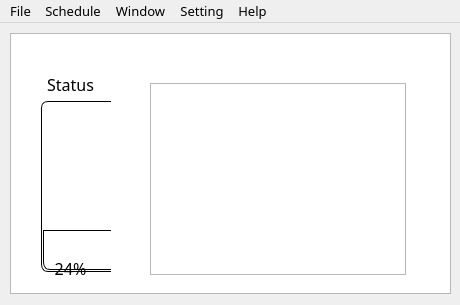
aben20807/Qt_projects, file 005_qt_pcBatteryOption_test/src/mainwindow.ui: the form before one commit.
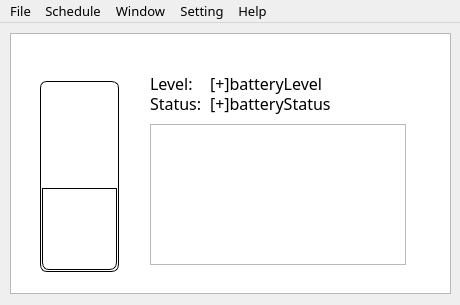
The form after the commit.

Commit message: 005 Can get battery status and redesigned func

```diff
--- a/005_qt_pcBatteryOption_test/src/mainwindow.ui
+++ b/005_qt_pcBatteryOption_test/src/mainwindow.ui
@@ -24,18 +24,53 @@
      </rect>
     </property>
    </widget>
-   <widget class="QWidget" name="layoutWidget">
+   <widget class="QTableView" name="tableView">
     <property name="geometry">
      <rect>
-      <x>30</x>
-      <y>40</y>
-      <width>81</width>
-      <height>226</height>
+      <x>150</x>
+      <y>101</y>
+      <width>256</width>
+      <height>141</height>
      </rect>
     </property>
-    <layout class="QVBoxLayout" name="verticalLayout">
-     <item>
+   </widget>
+   <widget class="QLabel" name="label_status">
+    <property name="geometry">
+     <rect>
+      <x>150</x>
+      <y>70</y>
+      <width>51</width>
+      <height>21</height>
+     </rect>
+    </property>
+    <property name="minimumSize">
+     <size>
+      <width>51</width>
+      <height>21</height>
+     </size>
+    </property>
+    <property name="font">
+     <font>
+      <family>微軟正黑體</family>
+      <pointsize>12</pointsize>
+     </font>
+    </property>
+    <property name="text">
+     <string>Status:</string>
+    </property>
+    <property name="alignment">
+     <set>Qt::AlignLeading|Qt::AlignLeft|Qt::AlignVCenter</set>
+    </property>
+   </widget>
       <widget class="QLabel" name="label_batteryStatus">
+    <property name="geometry">
+     <rect>
+      <x>210</x>
+      <y>70</y>
+      <width>131</width>
+      <height>21</height>
+     </rect>
+    </property>
        <property name="minimumSize">
         <size>
          <width>51</width>
@@ -49,15 +84,108 @@
         </font>
        </property>
        <property name="text">
-        <string>Status</string>
+     <string>[+]batteryStatus</string>
+    </property>
+    <property name="alignment">
+     <set>Qt::AlignLeading|Qt::AlignLeft|Qt::AlignVCenter</set>
+    </property>
+   </widget>
+   <widget class="QLabel" name="label_batteryLevel_2">
+    <property name="geometry">
+     <rect>
+      <x>40</x>
+      <y>140</y>
+      <width>79</width>
+      <height>21</height>
+     </rect>
+    </property>
+    <property name="minimumSize">
+     <size>
+      <width>51</width>
+      <height>20</height>
+     </size>
+    </property>
+    <property name="font">
+     <font>
+      <family>微軟正黑體</family>
+      <pointsize>14</pointsize>
+     </font>
+    </property>
+    <property name="styleSheet">
+     <string notr="true"/>
+    </property>
+    <property name="text">
+     <string>%</string>
        </property>
        <property name="alignment">
         <set>Qt::AlignCenter</set>
        </property>
       </widget>
-     </item>
-     <item>
+   <widget class="QLabel" name="label_level">
+    <property name="geometry">
+     <rect>
+      <x>150</x>
+      <y>50</y>
+      <width>51</width>
+      <height>21</height>
+     </rect>
+    </property>
+    <property name="minimumSize">
+     <size>
+      <width>51</width>
+      <height>21</height>
+     </size>
+    </property>
+    <property name="font">
+     <font>
+      <family>微軟正黑體</family>
+      <pointsize>12</pointsize>
+     </font>
+    </property>
+    <property name="text">
+     <string>Level:</string>
+    </property>
+    <property name="alignment">
+     <set>Qt::AlignLeading|Qt::AlignLeft|Qt::AlignVCenter</set>
+    </property>
+   </widget>
+   <widget class="QLabel" name="label_batteryLevel">
+    <property name="geometry">
+     <rect>
+      <x>210</x>
+      <y>50</y>
+      <width>121</width>
+      <height>21</height>
+     </rect>
+    </property>
+    <property name="minimumSize">
+     <size>
+      <width>51</width>
+      <height>20</height>
+     </size>
+    </property>
+    <property name="font">
+     <font>
+      <family>微軟正黑體</family>
+      <pointsize>12</pointsize>
+     </font>
+    </property>
+    <property name="text">
+     <string>[+]batteryLevel</string>
+    </property>
+    <property name="alignment">
+     <set>Qt::AlignLeading|Qt::AlignLeft|Qt::AlignVCenter</set>
+    </property>
+   </widget>
       <widget class="QProgressBar" name="progressBar">
+    <property name="geometry">
+     <rect>
+      <x>40</x>
+      <y>58</y>
+      <width>79</width>
+      <height>191</height>
+     </rect>
+    </property>
        <property name="minimumSize">
         <size>
          <width>79</width>
@@ -102,7 +230,7 @@
 </string>
        </property>
        <property name="value">
-        <number>24</number>
+     <number>44</number>
        </property>
        <property name="alignment">
         <set>Qt::AlignCenter</set>
@@ -118,41 +246,6 @@
        </property>
        <property name="textDirection">
         <enum>QProgressBar::TopToBottom</enum>
-       </property>
-      </widget>
-     </item>
-     <item>
-      <widget class="QLabel" name="label_persent_status">
-       <property name="minimumSize">
-        <size>
-         <width>51</width>
-         <height>20</height>
-        </size>
-       </property>
-       <property name="font">
-        <font>
-         <family>微軟正黑體</family>
-         <pointsize>12</pointsize>
-        </font>
-       </property>
-       <property name="text">
-        <string>24%</string>
-       </property>
-       <property name="alignment">
-        <set>Qt::AlignCenter</set>
-       </property>
-      </widget>
-     </item>
-    </layout>
-   </widget>
-   <widget class="QTableView" name="tableView">
-    <property name="geometry">
-     <rect>
-      <x>150</x>
-      <y>60</y>
-      <width>256</width>
-      <height>192</height>
-     </rect>
     </property>
    </widget>
   </widget>
```
Left out of the diff: 2 changed lines with no effect on the pictures. Lines whose indentation alone changed are shown as unchanged. The commit also changes 7 other files.
